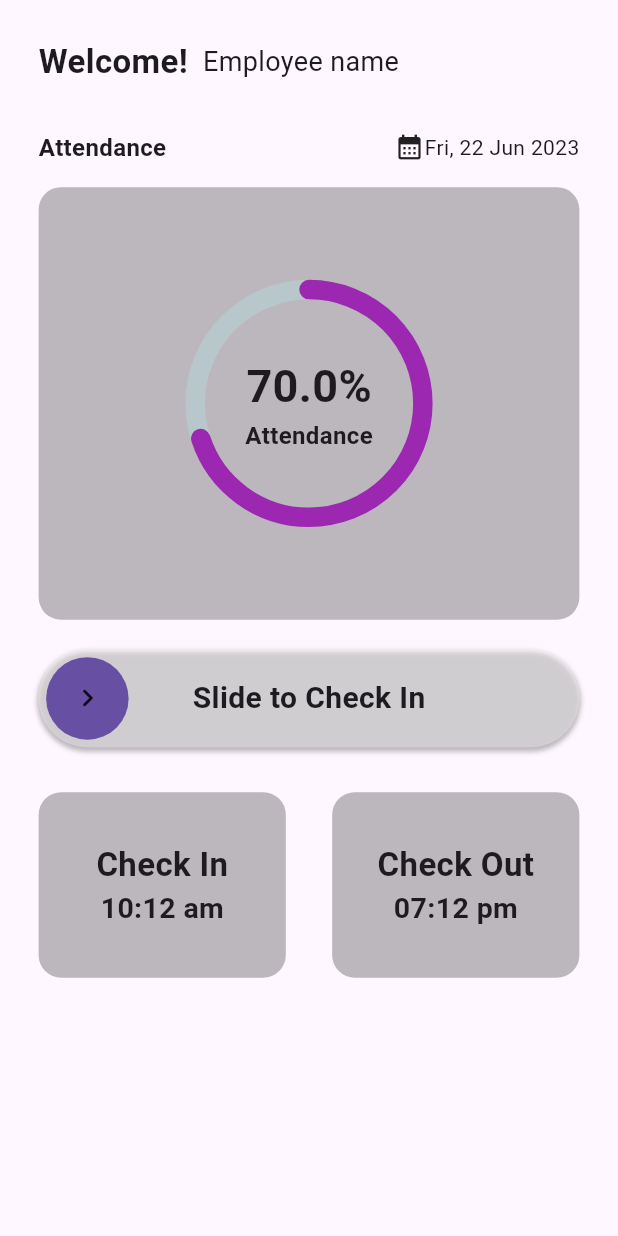
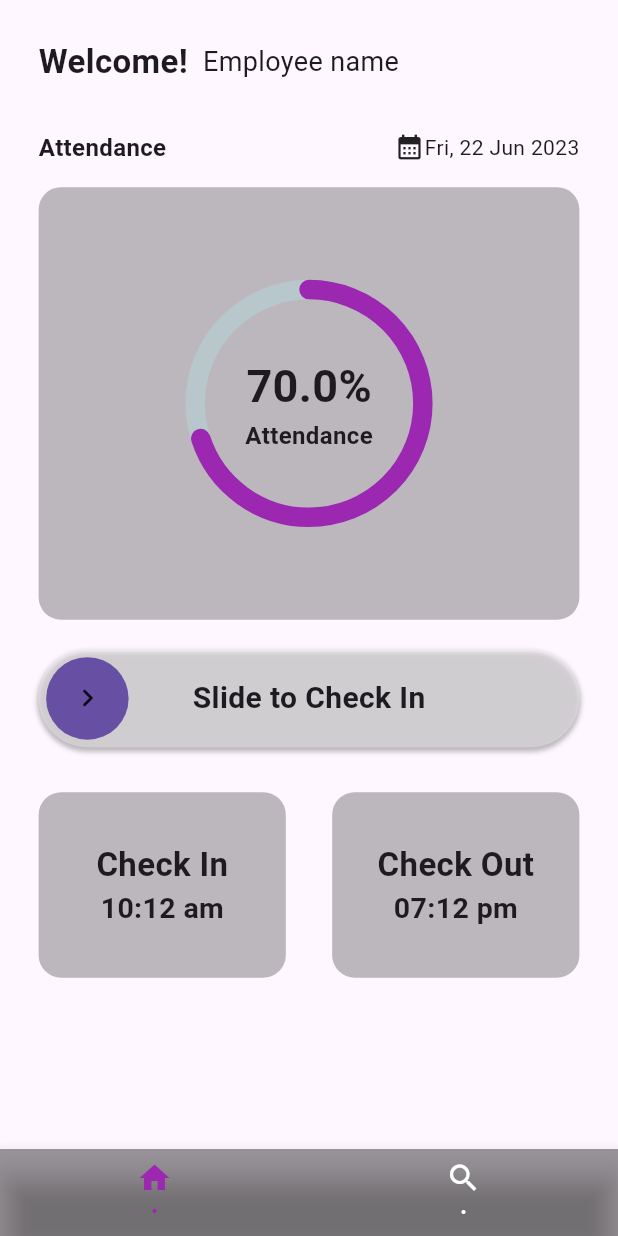
Before and after one commit to qmpgloba/attendance, a Flutter app: the screen it shows after launch, on a phone screen of 412 x 824 dp. Run offline on Flutter 3.47's test engine with Material 3 defaults, Android fonts, the phone set to English and light mode, and no system bars; drawn by our look-alikes of action_slider, percent_indicator.

Commit message:
bottom navigaton bar created

```diff
--- /dev/null
+++ b/attendance/lib/core/constants/constants.dart
@@ -0,0 +1,6 @@
+import 'package:attendance/presentation/home/home.dart';
+import 'package:attendance/presentation/monthly_report/monthly_report.dart';
+
+final screens = [HomeScreen(),
+MonthlyReport()
+];
--- a/attendance/lib/main.dart
+++ b/attendance/lib/main.dart
@@ -1,3 +1,4 @@
+import 'package:attendance/presentation/base/base_Screen.dart';
 import 'package:attendance/presentation/home/home.dart';
 import 'package:attendance/presentation/monthly_report/monthly_report.dart';
 
@@ -21,7 +22,7 @@ class MyApp extends StatelessWidget {
       darkTheme: ThemeData.dark(),
       themeMode: ThemeMode.system,
       debugShowCheckedModeBanner: false,
-      home:  HomeScreen(),
+      home:  BaseScreen(),
 
     );
   }
--- /dev/null
+++ b/attendance/lib/presentation/base/base_screen.dart
@@ -0,0 +1,45 @@
+import 'package:attendance/core/constants/constants.dart';
+import 'package:flutter/material.dart';
+
+class BaseScreen extends StatefulWidget {
+  const BaseScreen({super.key});
+
+  @override
+  State<BaseScreen> createState() => _BaseScreenState();
+}
+
+class _BaseScreenState extends State<BaseScreen> {
+   int _currentIndex = 0;
+
+  @override
+  Widget build(BuildContext context) {
+    return Scaffold(
+      bottomNavigationBar: BottomNavigationBar(
+        // elevation: 1,
+          // fixedColor: kWhiteColor,
+          unselectedItemColor: Colors.white,
+          selectedItemColor: Colors.purple,
+          currentIndex: _currentIndex,
+          backgroundColor: Colors.black38,
+          onTap: (value) {
+            setState(() {
+              _currentIndex = value;
+            });
+          },
+          items: const [
+            BottomNavigationBarItem(
+                icon: Icon(
+                  Icons.home,
+                ),
+                label: '\u2022'),
+            BottomNavigationBarItem(icon: Icon(Icons.search), label: '\u2022'),
+            // BottomNavigationBarItem(
+            //     icon: Icon(Icons.add_box_outlined), label: '\u2022'),
+            // BottomNavigationBarItem(
+            //     icon: Icon(Icons.notifications_none), label: '\u2022'),
+            // BottomNavigationBarItem(icon: Icon(Icons.person), label: '\u2022')
+          ]),
+      body: SafeArea(child: screens[_currentIndex]),
+    );
+  }
+}
```
Also changed, not shown: attendance/pubspec.lock.
